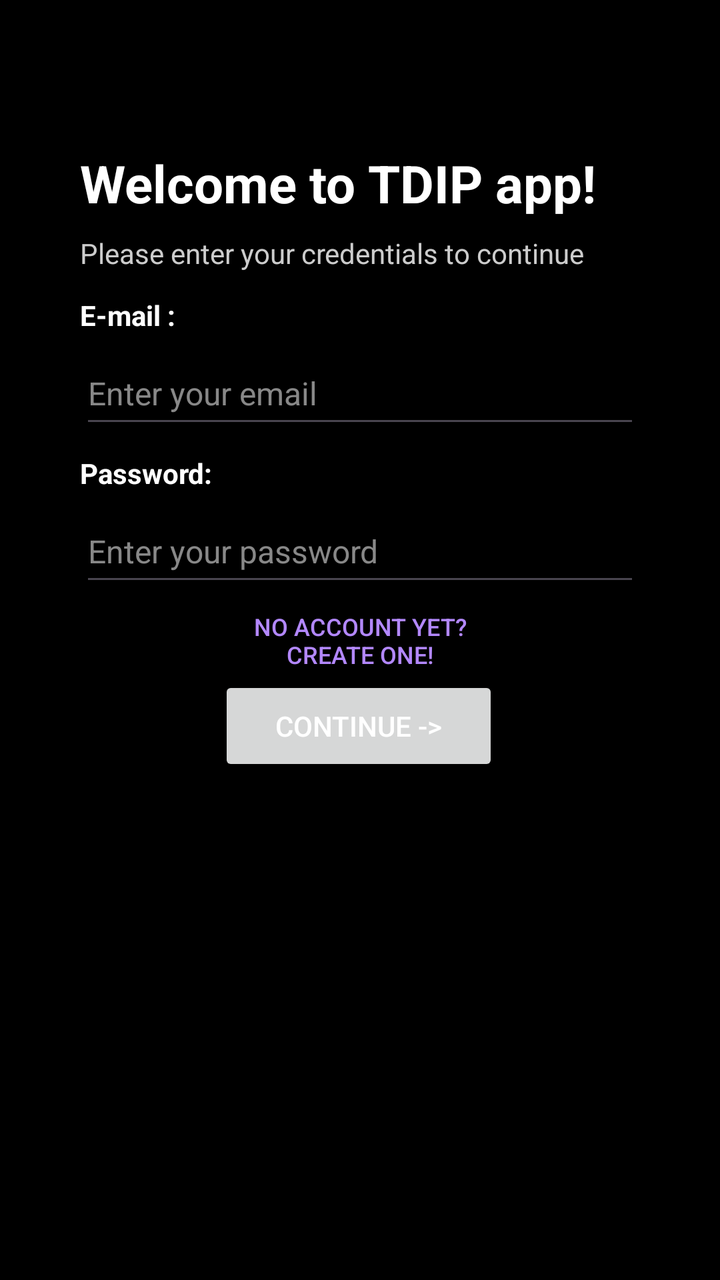
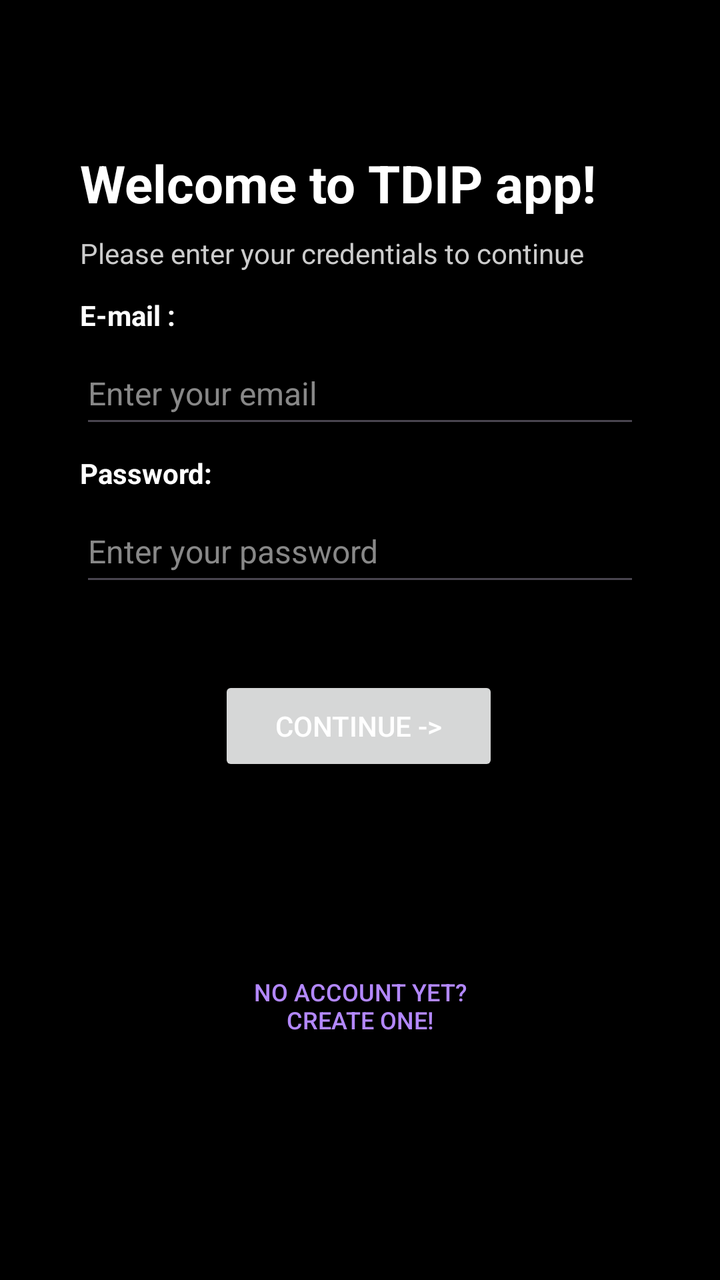

Two renders of the same Android screen: before a commit and after it. Below are the layout's source before the change and the commit's diff.
<!-- AndroidManifest.xml: application theme Theme.TDIP -->
<!-- res/layout/activity_main.xml -->
<?xml version="1.0" encoding="utf-8"?>
<androidx.constraintlayout.widget.ConstraintLayout xmlns:android="http://schemas.android.com/apk/res/android"
    xmlns:app="http://schemas.android.com/apk/res-auto"
    xmlns:tools="http://schemas.android.com/tools"
    android:id="@+id/main"
    android:layout_width="match_parent"
    android:layout_height="match_parent"
    android:background="@color/black"
    android:padding="24dp"
    tools:context=".MainActivity">

    <TextView
        android:id="@+id/welcome"
        android:layout_width="0dp"
        android:layout_height="wrap_content"
        android:layout_marginStart="16dp"
        android:layout_marginTop="50dp"
        android:text="Welcome to TDIP app!"
        android:textAlignment="textStart"
        android:textColor="@color/white"
        android:textSize="26sp"
        android:textStyle="bold"
        app:layout_constraintEnd_toEndOf="parent"
        app:layout_constraintHorizontal_bias="0.0"
        app:layout_constraintStart_toStartOf="parent"
        app:layout_constraintTop_toTopOf="parent" />

    <Button
        android:id="@+id/register_button"
        style="@style/Widget.AppCompat.Button.Borderless"
        android:layout_width="247dp"
        android:layout_height="49dp"
        android:layout_marginBottom="272dp"
        android:text="No Account yet?\nCreate one!"
        android:textAlignment="center"
        android:textColor="#B388FF"
        android:textSize="12sp"
        app:layout_constraintBottom_toBottomOf="parent"
        app:layout_constraintEnd_toEndOf="parent"
        app:layout_constraintStart_toStartOf="parent" />

    <Button
        android:id="@+id/continue_button"
        android:layout_width="140dp"
        android:layout_height="50dp"
        android:layout_marginTop="40dp"
        android:layout_marginBottom="20dp"
        android:text="Continue ->"
        android:textColor="@color/white"
        app:layout_constraintBottom_toTopOf="@+id/button2"
        app:layout_constraintEnd_toEndOf="parent"
        app:layout_constraintHorizontal_bias="0.497"
        app:layout_constraintStart_toStartOf="parent"
        app:layout_constraintTop_toBottomOf="@+id/editTextTextPassword" />

    <EditText
        android:id="@+id/editTextTextPassword"
        android:layout_width="0dp"
        android:layout_height="48dp"
        android:layout_marginStart="16dp"
        android:layout_marginTop="4dp"
        android:layout_marginEnd="16dp"
        android:ems="10"
        android:hint="Enter your password"
        android:inputType="textPassword"
        android:textColor="@color/white"
        android:textColorHint="#888888"
        android:textSize="16sp"
        app:layout_constraintEnd_toEndOf="parent"
        app:layout_constraintHorizontal_bias="0.0"
        app:layout_constraintStart_toStartOf="parent"
        app:layout_constraintTop_toBottomOf="@+id/textView3" />

    <TextView
        android:id="@+id/textView"
        android:layout_width="wrap_content"
        android:layout_height="wrap_content"
        android:layout_marginStart="16dp"
        android:layout_marginTop="12dp"
        android:text="E-mail :"
        android:textColor="@color/white"
        android:textSize="14sp"
        android:textStyle="bold"
        app:layout_constraintStart_toStartOf="parent"
        app:layout_constraintTop_toBottomOf="@+id/please_enter_creds" />

    <EditText
        android:id="@+id/editTextTextEmailAddress"
        android:layout_width="0dp"
        android:layout_height="48dp"
        android:layout_marginStart="16dp"
        android:layout_marginTop="4dp"
        android:layout_marginEnd="16dp"
        android:ems="10"
        android:hint="Enter your email"
        android:inputType="textEmailAddress"
        android:textColor="@color/white"
        android:textColorHint="#888888"
        android:textSize="16sp"
        app:layout_constraintEnd_toEndOf="parent"
        app:layout_constraintHorizontal_bias="0.0"
        app:layout_constraintStart_toStartOf="parent"
        app:layout_constraintTop_toBottomOf="@+id/textView" />

    <TextView
        android:id="@+id/textView3"
        android:layout_width="wrap_content"
        android:layout_height="wrap_content"
        android:layout_marginStart="16dp"
        android:layout_marginTop="8dp"
        android:text="Password:"
        android:textColor="@color/white"
        android:textSize="14sp"
        android:textStyle="bold"
        app:layout_constraintStart_toStartOf="parent"
        app:layout_constraintTop_toBottomOf="@+id/editTextTextEmailAddress" />

    <TextView
        android:id="@+id/please_enter_creds"
        android:layout_width="0dp"
        android:layout_height="wrap_content"
        android:layout_marginStart="16dp"
        android:layout_marginTop="8dp"
        android:text="Please enter your credentials to continue"
        android:textAlignment="textStart"
        android:textColor="#CCCCCC"
        android:textSize="14sp"
        app:layout_constraintEnd_toEndOf="parent"
        app:layout_constraintHorizontal_bias="0.0"
        app:layout_constraintStart_toStartOf="parent"
        app:layout_constraintTop_toBottomOf="@+id/welcome" />

</androidx.constraintlayout.widget.ConstraintLayout>
<!-- resources referenced by this layout -->
<resources>
  <color name="black">#FF000000</color>
  <color name="white">#FFFFFFFF</color>
  <style name="Theme.TDIP" parent="Base.Theme.TDIP" />
  <style name="Base.Theme.TDIP" parent="Theme.Material3.DayNight.NoActionBar">
          
          
      </style>
</resources>

<!-- the commit's change to res/layout/activity_main.xml (unified diff, before → after) -->
@@ -30,14 +30,14 @@
         style="@style/Widget.AppCompat.Button.Borderless"
         android:layout_width="247dp"
         android:layout_height="49dp"
-        android:layout_marginBottom="272dp"
         android:text="No Account yet?\nCreate one!"
         android:textAlignment="center"
         android:textColor="#B388FF"
         android:textSize="12sp"
         app:layout_constraintBottom_toBottomOf="parent"
         app:layout_constraintEnd_toEndOf="parent"
-        app:layout_constraintStart_toStartOf="parent" />
+        app:layout_constraintStart_toStartOf="parent"
+        app:layout_constraintTop_toBottomOf="@+id/continue_button" />
 
     <Button
         android:id="@+id/continue_button"
@@ -91,6 +91,7 @@
         android:layout_marginStart="16dp"
         android:layout_marginTop="4dp"
         android:layout_marginEnd="16dp"
+        android:autoText="false"
         android:ems="10"
         android:hint="Enter your email"
         android:inputType="textEmailAddress"
